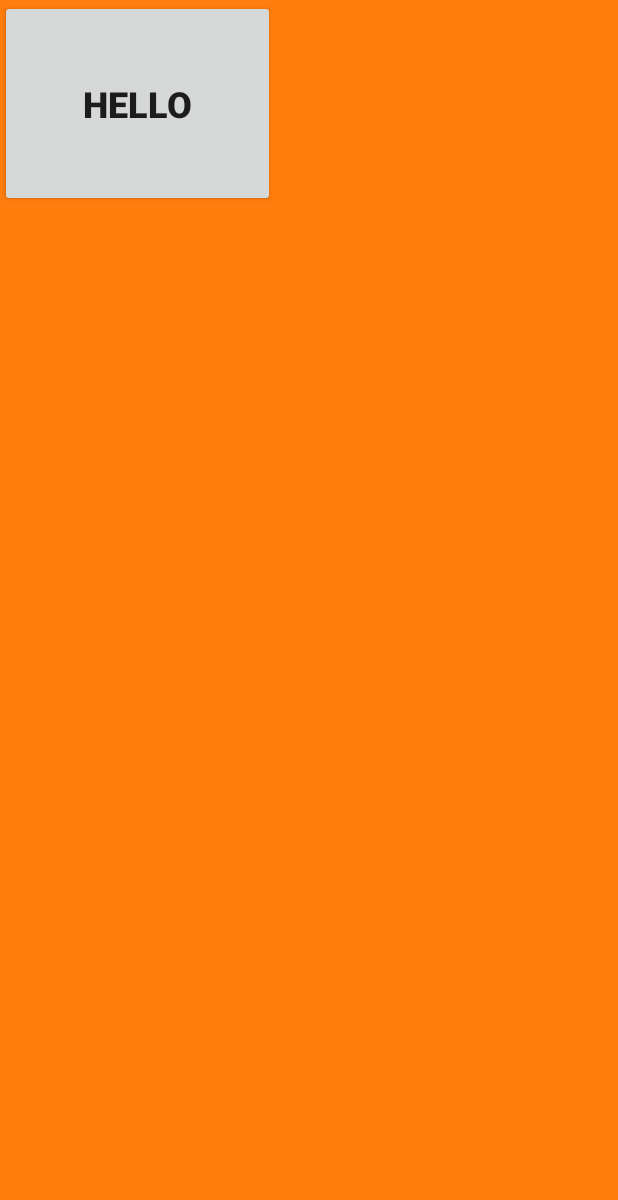
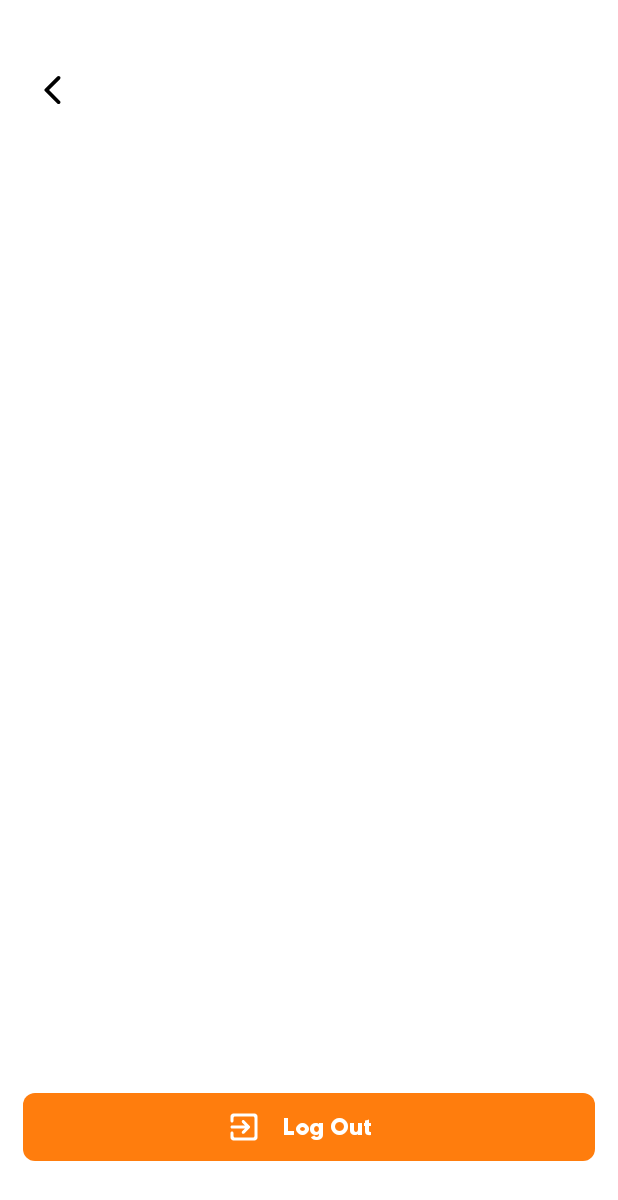
Before and after one commit to Majid-Ebrahimi/GoTourApplication, an Android app: the SettingActivity screen opened directly, with no data from a screen before it, on a phone screen of 412 x 824 dp. Shown: the top 1200 px of the screen. Run offline under Robolectric (Android 15) with nearby library versions, the phone set to English and light mode, and no system bars.

Commit message:
Initial commit

```diff
--- a/app/src/main/java/com/example/gotourapplication/SettingActivity.java
+++ b/app/src/main/java/com/example/gotourapplication/SettingActivity.java
@@ -4,6 +4,8 @@ import androidx.appcompat.app.AppCompatActivity;
 
 import android.content.Intent;
 import android.os.Bundle;
+import android.view.animation.Animation;
+import android.view.animation.AnimationUtils;
 
 import com.example.gotourapplication.databinding.ActivitySettingBinding;
 
@@ -17,11 +19,14 @@ public class SettingActivity extends AppCompatActivity {
         binding = ActivitySettingBinding.inflate(getLayoutInflater());
         setContentView(binding.getRoot());
 
-        binding.HelloTextView.setOnClickListener(view ->{
+//back button animation and set onClick for direct to main activity
+        Animation shake = AnimationUtils.loadAnimation(this,R.anim.shake_animation);
+        binding.MainBackButton.setOnClickListener(view ->{
             Intent intent = new Intent(SettingActivity.this,MainActivity.class);
             startActivity(intent);
             overridePendingTransition(R.anim.slide_in_left, R.anim.slide_out_left);
-
+            binding.MainBackButton.startAnimation(shake);
         });
     }
+//
 }
--- /dev/null
+++ b/app/src/main/res/drawable/ic_round_arrow_back.xml
@@ -0,0 +1,5 @@
+<vector android:autoMirrored="true" android:height="24dp"
+    android:tint="#000000" android:viewportHeight="24"
+    android:viewportWidth="24" android:width="24dp" xmlns:android="http://schemas.android.com/apk/res/android">
+    <path android:fillColor="@android:color/white" android:pathData="M16.62,2.99c-0.49,-0.49 -1.28,-0.49 -1.77,0L6.54,11.3c-0.39,0.39 -0.39,1.02 0,1.41l8.31,8.31c0.49,0.49 1.28,0.49 1.77,0s0.49,-1.28 0,-1.77L9.38,12l7.25,-7.25c0.48,-0.48 0.48,-1.28 -0.01,-1.76z"/>
+</vector>
--- /dev/null
+++ b/app/src/main/res/drawable/ic_round_exit_to_app.xml
@@ -0,0 +1,5 @@
+<vector android:autoMirrored="true" android:height="24dp"
+    android:tint="#FFFFFF" android:viewportHeight="24"
+    android:viewportWidth="24" android:width="24dp" xmlns:android="http://schemas.android.com/apk/res/android">
+    <path android:fillColor="@android:color/white" android:pathData="M10.79,16.29c0.39,0.39 1.02,0.39 1.41,0l3.59,-3.59c0.39,-0.39 0.39,-1.02 0,-1.41L12.2,7.7c-0.39,-0.39 -1.02,-0.39 -1.41,0 -0.39,0.39 -0.39,1.02 0,1.41L12.67,11H4c-0.55,0 -1,0.45 -1,1s0.45,1 1,1h8.67l-1.88,1.88c-0.39,0.39 -0.38,1.03 0,1.41zM19,3H5c-1.11,0 -2,0.9 -2,2v3c0,0.55 0.45,1 1,1s1,-0.45 1,-1V6c0,-0.55 0.45,-1 1,-1h12c0.55,0 1,0.45 1,1v12c0,0.55 -0.45,1 -1,1H6c-0.55,0 -1,-0.45 -1,-1v-2c0,-0.55 -0.45,-1 -1,-1s-1,0.45 -1,1v3c0,1.1 0.9,2 2,2h14c1.1,0 2,-0.9 2,-2V5c0,-1.1 -0.9,-2 -2,-2z"/>
+</vector>
--- a/app/src/main/res/layout/activity_login.xml
+++ b/app/src/main/res/layout/activity_login.xml
@@ -142,7 +142,9 @@
         android:layout_marginStart="@dimen/small_end_start_margin"
         android:layout_marginTop="8dp"
         android:layout_marginEnd="@dimen/small_end_start_margin"
-        android:paddingStart="35dp"
+        android:drawableStart="@drawable/ic_google_icon"
+        android:drawablePadding="-90dp"
+        android:paddingStart="95dp"
         android:paddingEnd="0dp"
         android:text="@string/log_in_with_google"
         app:layout_constraintEnd_toEndOf="@+id/LoginButton"
@@ -150,21 +152,6 @@
         app:layout_constraintStart_toStartOf="@+id/LoginButton"
         app:layout_constraintTop_toBottomOf="@+id/OrTextView"
         tools:ignore="TouchTargetSizeCheck" />
-
-    <ImageView
-        android:id="@+id/GoogleIcon"
-        android:layout_width="wrap_content"
-        android:layout_height="wrap_content"
-        android:layout_marginStart="95dp"
-        android:layout_marginTop="10dp"
-        android:layout_marginBottom="10dp"
-        android:contentDescription="@string/google_icon"
-        app:layout_constraintBottom_toBottomOf="@+id/LoginWithGoogleButton"
-        app:layout_constraintEnd_toEndOf="parent"
-        app:layout_constraintHorizontal_bias="0.0"
-        app:layout_constraintStart_toStartOf="@+id/LoginWithGoogleButton"
-        app:layout_constraintTop_toTopOf="@+id/LoginWithGoogleButton"
-        app:srcCompat="@drawable/ic_google_icon" />
 
     <TextView
         android:id="@+id/SignUpHere"
--- a/app/src/main/res/layout/activity_setting.xml
+++ b/app/src/main/res/layout/activity_setting.xml
@@ -2,24 +2,40 @@
 <androidx.constraintlayout.widget.ConstraintLayout xmlns:android="http://schemas.android.com/apk/res/android"
     xmlns:app="http://schemas.android.com/apk/res-auto"
     xmlns:tools="http://schemas.android.com/tools"
+    android:id="@+id/ActivitySetting"
     android:layout_width="match_parent"
     android:layout_height="match_parent"
-    android:background="@color/base_orange"
+    android:background="@color/white"
+    android:focusable="true"
+    android:focusableInTouchMode="true"
     tools:context=".SettingActivity">
 
+
     <Button
-        android:id="@+id/HelloTextView"
-        android:layout_width="183dp"
-        android:layout_height="138dp"
-        android:gravity="center"
-        android:text="Hello"
-        android:textSize="24sp"
-        android:textStyle="bold"
-        app:layout_constraintBottom_toBottomOf="parent"
+        android:id="@+id/MainBackButton"
+        style="@style/back_button_style"
         app:layout_constraintEnd_toEndOf="parent"
         app:layout_constraintHorizontal_bias="0.0"
         app:layout_constraintStart_toStartOf="parent"
         app:layout_constraintTop_toTopOf="parent"
-        app:layout_constraintVertical_bias="0.0" />
+        tools:ignore="TouchTargetSizeCheck" />
 
+    <Button
+        android:id="@+id/button3"
+        style="@style/button_style"
+        android:layout_width="match_parent"
+        android:layout_height="@dimen/widget_height"
+        android:layout_marginStart="@dimen/small_end_start_margin"
+        android:layout_marginEnd="@dimen/small_end_start_margin"
+        android:layout_marginBottom="@dimen/medium_top_bottom_margin"
+        android:drawableStart="@drawable/ic_round_exit_to_app"
+        android:drawablePadding="-135dp"
+        android:paddingStart="135dp"
+        android:paddingEnd="0dp"
+        android:text="@string/log_out"
+        app:layout_constraintBottom_toBottomOf="parent"
+        app:layout_constraintEnd_toEndOf="parent"
+        app:layout_constraintStart_toStartOf="parent"
+        app:layout_constraintTop_toTopOf="parent"
+        app:layout_constraintVertical_bias="1.0" />
 </androidx.constraintlayout.widget.ConstraintLayout>
--- a/app/src/main/res/values/dimens.xml
+++ b/app/src/main/res/values/dimens.xml
@@ -12,4 +12,5 @@
     <dimen name="medium_margin">40dp</dimen>
     <dimen name="small_radius">8dp</dimen>
     <dimen name="medium_size">40dp</dimen>
+    <dimen name="small_size">25dp</dimen>
 </resources>
--- a/app/src/main/res/values/strings.xml
+++ b/app/src/main/res/values/strings.xml
@@ -32,8 +32,10 @@
     <string name="terms_of_use_text">I agree and accept the terms of use.</string>
     <string name="get_ready">Get Ready For\nThe Travel Trip!</string>
     <string name="find_your_location">Find your location…</string>
-    <string name="search_button_description">search button description</string>
-    <string name="profile_button_description">profile button description</string>
+    <string name="search_button_description">search description</string>
+    <string name="profile_button_description">profile description</string>
+    <string name="main_back_button_description">main back description</string>
+
 
     <string name="image_title_string_1">Winter in Portugal</string>
     <string name="image_title_string_2">Sesimbra e Arrabida</string>
@@ -67,6 +69,7 @@
     <string name="image_prices_8">$7 400</string>
     <string name="image_prices_9">$2 500</string>
     <string name="image_prices_10">$4 000</string>
+    <string name="log_out">Log Out</string>
 
 
 </resources>
--- a/app/src/main/res/values/styles.xml
+++ b/app/src/main/res/values/styles.xml
@@ -150,4 +150,16 @@
         <item name="android:background">@drawable/bottom_navigation_background</item>
     </style>
 
+    <style name="back_button_style">
+        <item name="android:layout_width">@dimen/medium_size</item>
+        <item name="android:layout_height">@dimen/medium_size</item>
+        <item name="android:layout_marginStart">@dimen/small_end_start_margin</item>
+        <item name="android:layout_marginTop">@dimen/medium_margin</item>
+        <item name="android:background">@drawable/pressed_background_grey</item>
+        <item name="android:drawableEnd">@drawable/ic_round_arrow_back</item>
+        <item name="android:paddingStart">0dp</item>
+        <item name="android:paddingEnd">8dp</item>
+        <item name="android:contentDescription">@string/main_back_button_description</item>
+    </style>
+
 </resources>
```
